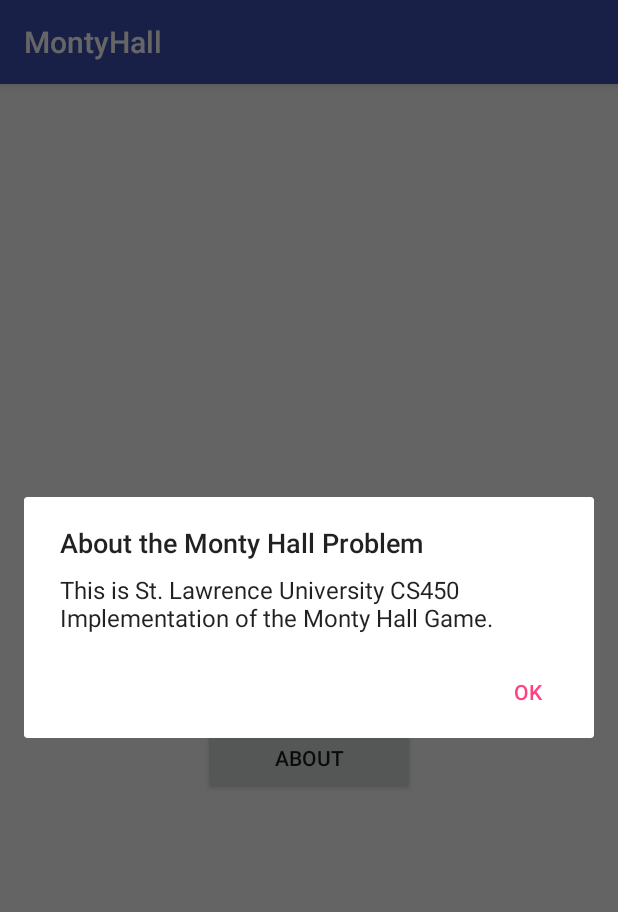
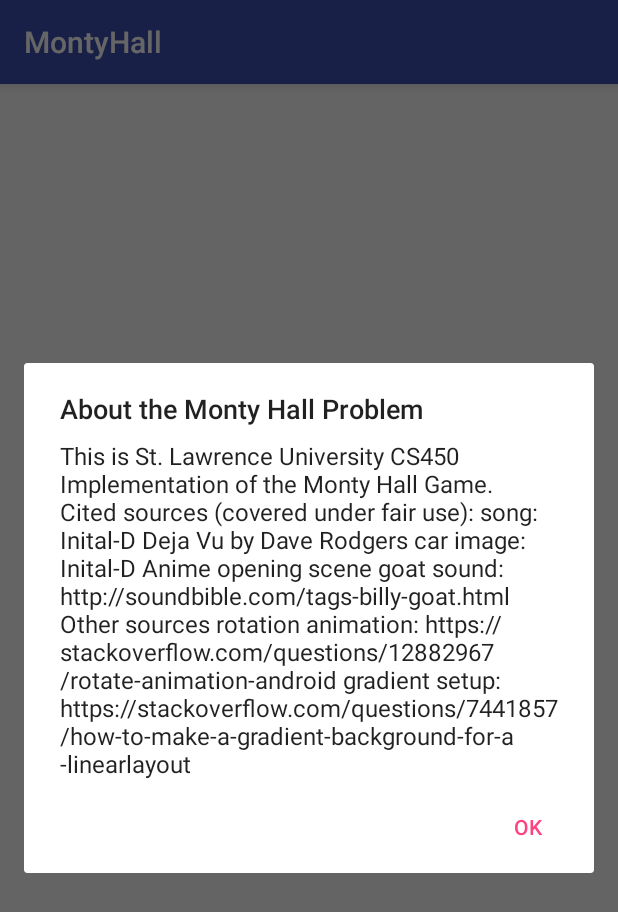
Before and after one commit to SamWiseLouis/CS450FALL18_HW2_MontyHall, an Android app: the screen it shows after launch (MainActivity), after a tap on "ABOUT", on a phone screen of 412 x 824 dp. Shown: the top 912 px of the screen. Run offline under Robolectric (Android 15) with nearby library versions, the phone set to English and light mode, and no system bars.

Commit message:
citations
added citation

```diff
--- a/app/src/main/res/values/strings.xml
+++ b/app/src/main/res/values/strings.xml
@@ -9,6 +9,14 @@
     <string name="about">
         This is St. Lawrence University CS450
         Implementation of the Monty Hall Game.
+
+        Cited sources (covered under fair use):
+        song: Inital-D Deja Vu by Dave Rodgers
+        car image: Inital-D Anime opening scene
+        goat sound: http://soundbible.com/tags-billy-goat.html
+        Other sources
+        rotation animation: https://stackoverflow.com/questions/12882967/rotate-animation-android
+        gradient setup: https://stackoverflow.com/questions/7441857/how-to-make-a-gradient-background-for-a-linearlayout
     </string>
     <string name="about_title_text">About the Monty Hall Problem</string>
     <string name="ok">OK</string>
```
